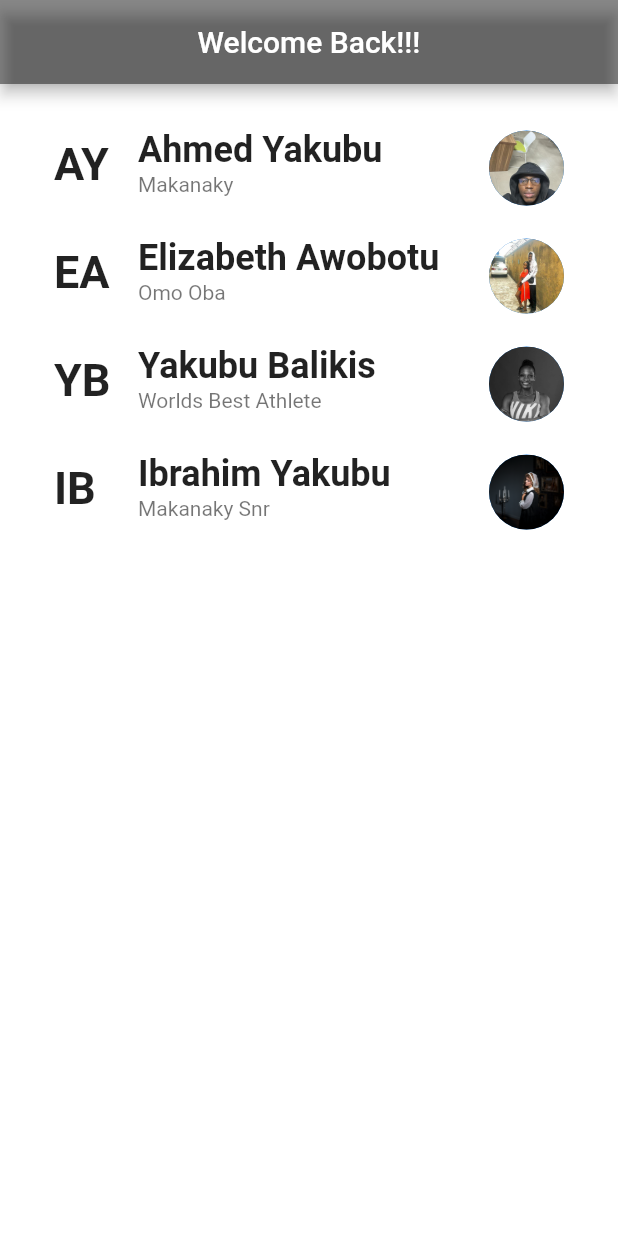
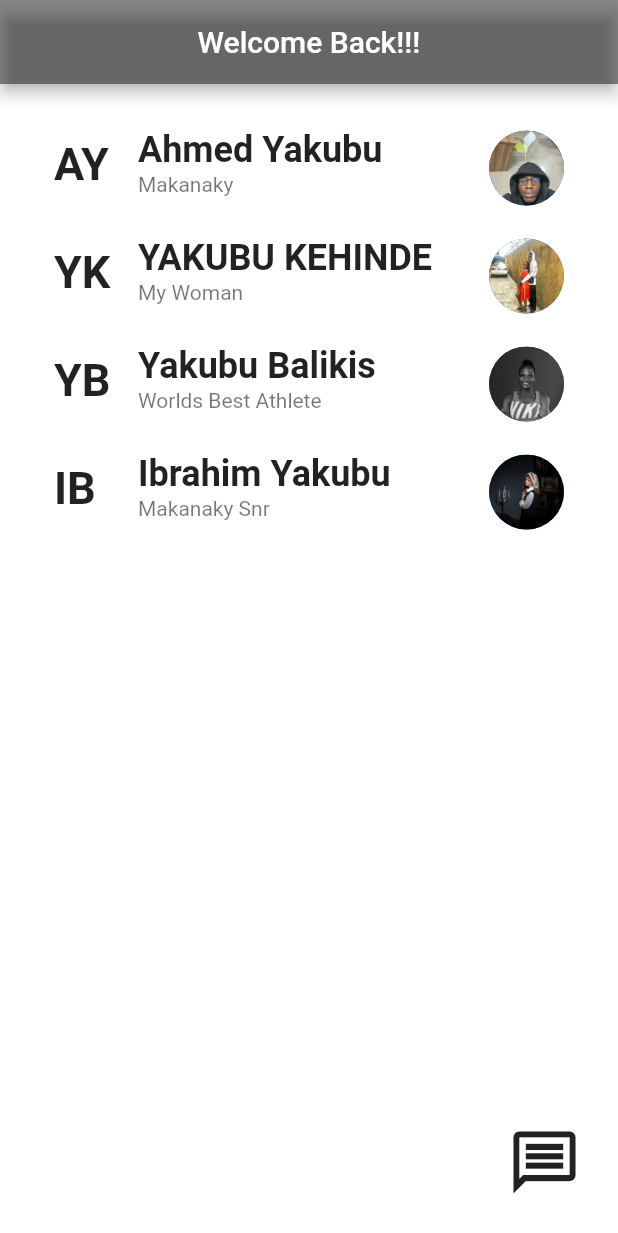
Before and after one commit to Makanakyjr/flutter_listview, a Flutter app: the screen it shows after launch, on a phone screen of 412 x 824 dp. Shown: the top 1233 px of the screen. Run offline on Flutter 3.47's test engine with Material 2 defaults, Android fonts, the phone set to English and light mode, and no system bars.

Commit message:
i added floating action button

```diff
--- a/lib/main.dart
+++ b/lib/main.dart
@@ -36,6 +36,11 @@ class _MyAppState extends State<MyApp> {
             ),
           ],
         ),
+        floatingActionButton: IconButton(
+          onPressed: () {},
+          icon: Icon(Icons.message_outlined),
+          iconSize: 50.0,
+        ),
       ),
     );
   }
--- a/lib/widget.dart
+++ b/lib/widget.dart
@@ -26,21 +26,21 @@ var widgets = [
   ),
   const ListTile(
     leading: Text(
-      'EA',
+      'YK',
       style: TextStyle(
         fontSize: 30,
         fontWeight: FontWeight.w600,
       ),
     ),
     title: Text(
-      'Elizabeth Awobotu',
+      'YAKUBU KEHINDE',
       style: TextStyle(
         fontSize: 24,
         fontWeight: FontWeight.w600,
       ),
     ),
     subtitle: Text(
-      'Omo Oba',
+      'My Woman',
     ),
     trailing: CircleAvatar(
       backgroundImage: AssetImage('lib/assets/lizzy.jpg'),
```
